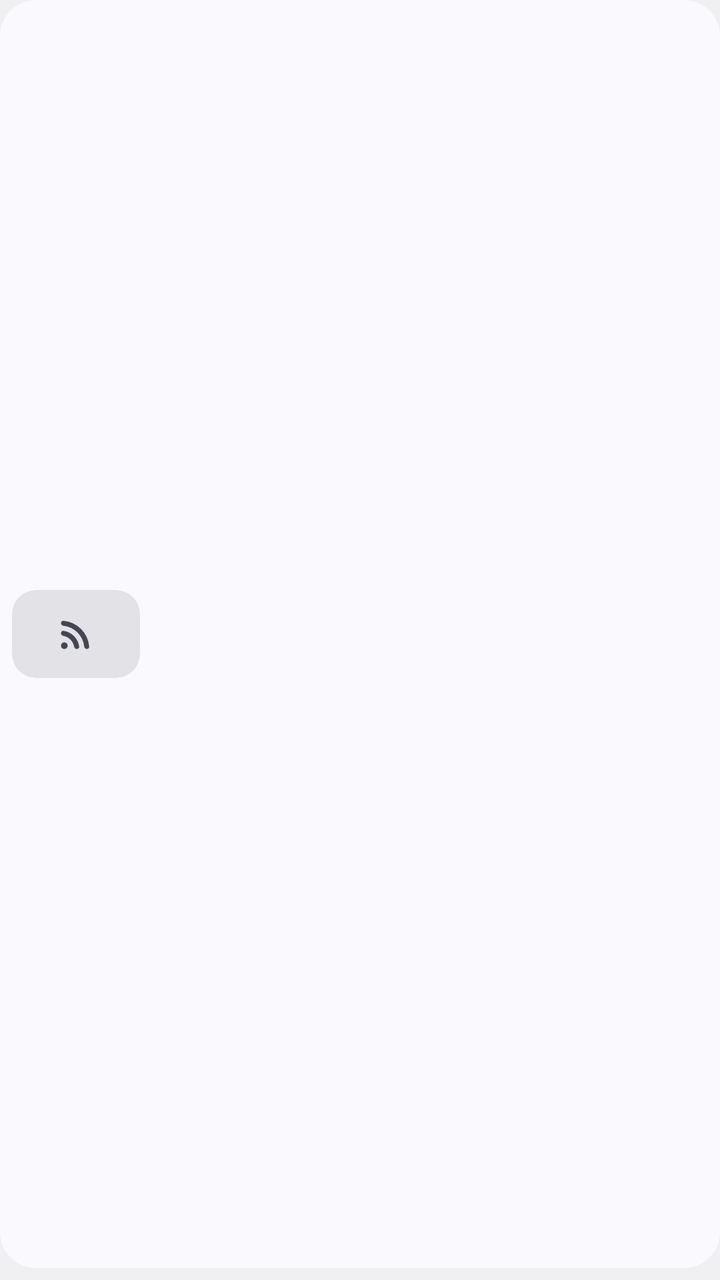
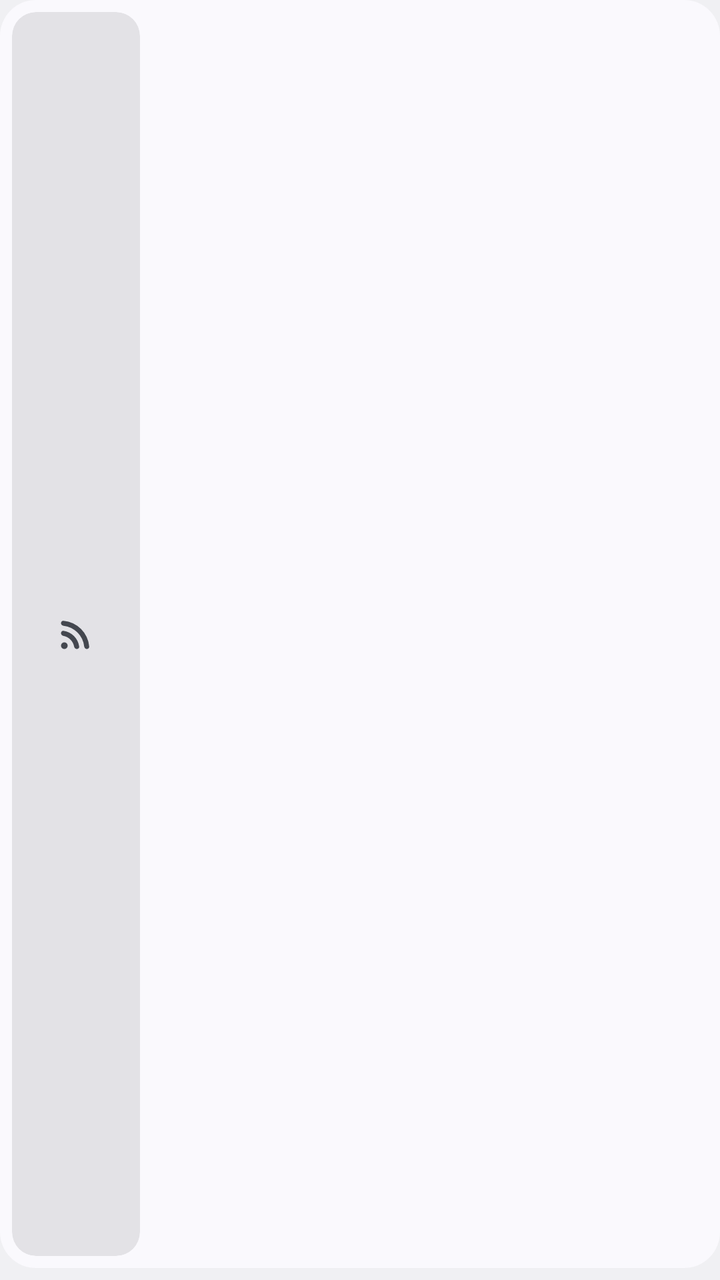

Screens rendered from an Android XML layout before and after an edit, with the pre-edit source and the edit as a unified diff.
<!-- AndroidManifest.xml: application theme Theme.News -->
<!-- res/layout/widget_headline_row.xml -->
<?xml version="1.0" encoding="utf-8"?>
<FrameLayout xmlns:android="http://schemas.android.com/apk/res/android"
    xmlns:tools="http://schemas.android.com/tools"
    tools:ignore="SpUsage,UselessParent,ContentDescription,HardcodedText"
    android:layout_width="match_parent"
    android:layout_height="0dp"
    android:layout_weight="1"
    android:paddingBottom="6dp">

    <LinearLayout
        android:id="@+id/strip"
        android:layout_width="match_parent"
        android:layout_height="match_parent"
        android:background="@drawable/widget_strip"
        android:gravity="center_vertical"
        android:orientation="horizontal"
        android:paddingStart="6dp"
        android:paddingTop="6dp"
        android:paddingEnd="14dp"
        android:paddingBottom="6dp">

        
        <FrameLayout
            android:layout_width="64dp"
            android:layout_height="44dp"
            android:background="@drawable/widget_tile"
            android:clipToOutline="true">

            <ImageView
                android:id="@+id/strip_icon"
                android:layout_width="20dp"
                android:layout_height="20dp"
                android:layout_gravity="center"
                android:src="@drawable/ic_rss_feed"
                android:tint="@color/widget_on_surface_variant"
                tools:ignore="UseAppTint" />

            <ImageView
                android:id="@+id/strip_thumbnail"
                android:layout_width="match_parent"
                android:layout_height="match_parent"
                android:scaleType="centerCrop" />
        </FrameLayout>

        <TextView
            android:id="@+id/strip_headline"
            android:layout_width="0dp"
            android:layout_height="wrap_content"
            android:layout_marginStart="12dp"
            android:layout_weight="1"
            android:ellipsize="end"
            android:fontFamily="sans-serif-medium"
            android:includeFontPadding="false"
            android:lineSpacingExtra="2dp"
            android:maxLines="2"
            android:text=""
            android:textColor="@color/widget_on_surface"
            android:textSize="13.5dp" />

        <TextView
            android:id="@+id/strip_age"
            android:layout_width="wrap_content"
            android:layout_height="wrap_content"
            android:layout_marginStart="12dp"
            android:includeFontPadding="false"
            android:letterSpacing="0.03"
            android:maxLines="1"
            android:text=""
            android:textColor="@color/widget_on_surface_variant"
            android:textSize="11dp" />
    </LinearLayout>
</FrameLayout>
<!-- resources referenced by this layout -->
<resources>
  <color name="widget_on_surface">@android:color/system_on_surface_light</color>
  <color name="widget_on_surface_variant">@android:color/system_on_surface_variant_light</color>
  <!-- drawable ic_rss_feed (drawable) -->
  <vector xmlns:android="http://schemas.android.com/apk/res/android"
      android:width="24dp"
      android:height="24dp"
      android:viewportWidth="960"
      android:viewportHeight="960">
    <path
        android:fillColor="@android:color/white"
        android:pathData="M200,840Q167,840 143.5,816.5Q120,793 120,760Q120,727 143.5,703.5Q167,680 200,680Q233,680 256.5,703.5Q280,727 280,760Q280,793 256.5,816.5Q233,840 200,840ZM740,840Q714,840 696.5,821Q679,802 676,776Q665,679 623.5,594.5Q582,510 516,444Q450,378 365.5,336.5Q281,295 184,284Q158,281 139,263.5Q120,246 120,220Q120,194 138,177.5Q156,161 181,163Q304,174 411.5,225.5Q519,277 601,359Q683,441 734.5,548.5Q786,656 797,779Q799,804 782.5,822Q766,840 740,840ZM500,840Q475,840 457,822.5Q439,805 434,780Q425,731 402.5,689.5Q380,648 346,614Q312,580 270.5,557.5Q229,535 180,526Q155,521 137.5,503Q120,485 120,460Q120,434 138,417Q156,400 181,404Q254,414 317.5,446.5Q381,479 431,529Q481,579 513.5,642.5Q546,706 556,779Q560,804 543,822Q526,840 500,840Z"/>
  </vector>
  <!-- drawable widget_strip (drawable) -->
  <?xml version="1.0" encoding="utf-8"?>
  <shape xmlns:android="http://schemas.android.com/apk/res/android" android:shape="rectangle">
      <solid android:color="@color/widget_surface" />
      <corners android:radius="18dp" />
  </shape>
  <!-- drawable widget_tile (drawable) -->
  <?xml version="1.0" encoding="utf-8"?>
  <shape xmlns:android="http://schemas.android.com/apk/res/android" android:shape="rectangle">
      <solid android:color="@color/widget_surface_container_highest" />
      <corners android:radius="12dp" />
  </shape>
  <style name="Theme.News" parent="@android:style/Theme.DeviceDefault.DayNight">
          <item name="android:windowActionBar">false</item>
          <item name="android:windowNoTitle">true</item>
      </style>
  <color name="widget_surface">@android:color/system_surface_light</color>
  <color name="widget_surface_container_highest">@android:color/system_surface_container_highest_light</color>
</resources>

<!-- the commit's change to res/layout/widget_headline_row.xml (unified diff, before → after) -->
@@ -21,8 +21,9 @@
 
         
         <FrameLayout
+            android:id="@+id/strip_tile"
             android:layout_width="64dp"
-            android:layout_height="44dp"
+            android:layout_height="match_parent"
             android:background="@drawable/widget_tile"
             android:clipToOutline="true">
 
